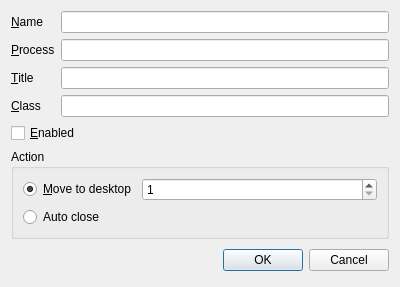
Qt form source/ruledialog.ui (martin-kudlicka/virtual-desktop-manager) before a commit.
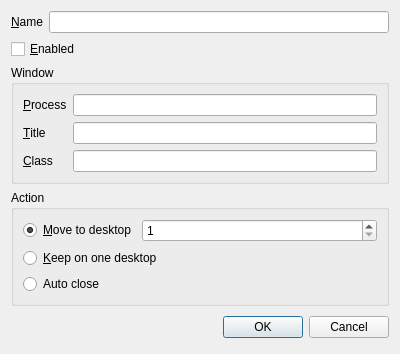
The same form after that commit.

Patch:
```diff
--- a/source/ruledialog.ui
+++ b/source/ruledialog.ui
@@ -7,7 +7,7 @@
     <x>0</x>
     <y>0</y>
     <width>400</width>
-    <height>272</height>
+    <height>328</height>
    </rect>
   </property>
   <property name="windowTitle">
@@ -29,7 +29,22 @@
      <item row="0" column="1">
       <widget class="QLineEdit" name="ruleName"/>
      </item>
-     <item row="1" column="0">
+    </layout>
+   </item>
+   <item>
+    <widget class="QCheckBox" name="enabled">
+     <property name="text">
+      <string>&amp;Enabled</string>
+     </property>
+    </widget>
+   </item>
+   <item>
+    <widget class="QGroupBox" name="groupBox_2">
+     <property name="title">
+      <string>Window</string>
+     </property>
+     <layout class="QFormLayout" name="formLayout_2">
+      <item row="0" column="0">
       <widget class="QLabel" name="label_2">
        <property name="text">
         <string>&amp;Process</string>
@@ -39,10 +54,10 @@
        </property>
       </widget>
      </item>
-     <item row="1" column="1">
+      <item row="0" column="1">
       <widget class="QLineEdit" name="filePath"/>
      </item>
-     <item row="2" column="0">
+      <item row="1" column="0">
       <widget class="QLabel" name="label_3">
        <property name="text">
         <string>&amp;Title</string>
@@ -52,10 +67,10 @@
        </property>
       </widget>
      </item>
-     <item row="2" column="1">
+      <item row="1" column="1">
       <widget class="QLineEdit" name="windowTitle"/>
      </item>
-     <item row="3" column="0">
+      <item row="2" column="0">
       <widget class="QLabel" name="label_4">
        <property name="text">
         <string>&amp;Class</string>
@@ -65,16 +80,10 @@
        </property>
       </widget>
      </item>
-     <item row="3" column="1">
+      <item row="2" column="1">
       <widget class="QLineEdit" name="windowClass"/>
      </item>
     </layout>
-   </item>
-   <item>
-    <widget class="QCheckBox" name="enabled">
-     <property name="text">
-      <string>&amp;Enabled</string>
-     </property>
     </widget>
    </item>
    <item>
@@ -110,6 +119,13 @@
         </item>
        </layout>
       </item>
+      <item>
+       <widget class="QRadioButton" name="keepOnOneDesktop">
+        <property name="text">
+         <string>&amp;Keep on one desktop</string>
+        </property>
+       </widget>
+      </item>
       <item>
        <widget class="QRadioButton" name="autoClose">
         <property name="text">
```
Lines whose indentation alone changed are shown as unchanged.
